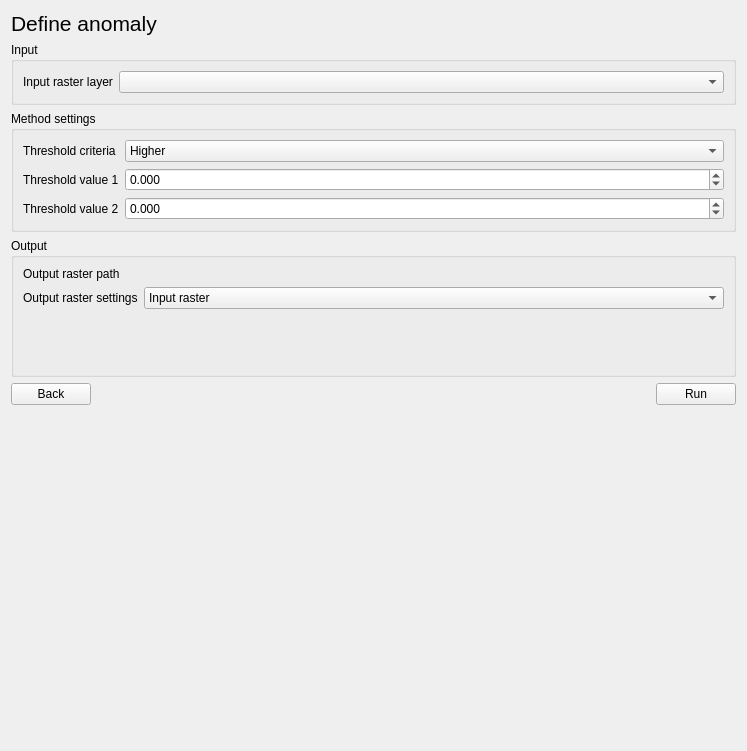
Qt form eis_qgis_plugin/resources/ui/mineral_proxies/proxy_workflow3_define_anomaly.ui (GispoCoding/eis_qgis_plugin) before a commit.
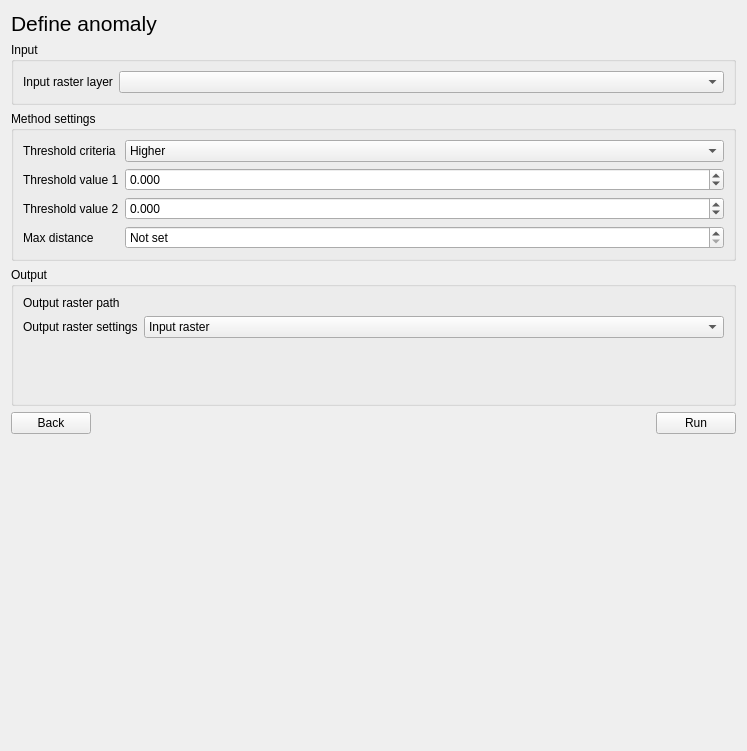
The same form after that commit. Custom widgets are drawn as their Qt base class.

Commit message: Add max distance parameter to distance computation and distance to anomaly

What changed in the file:
```diff
--- a/eis_qgis_plugin/resources/ui/mineral_proxies/proxy_workflow3_define_anomaly.ui
+++ b/eis_qgis_plugin/resources/ui/mineral_proxies/proxy_workflow3_define_anomaly.ui
@@ -122,6 +122,26 @@
         </item>
        </widget>
       </item>
+      <item row="3" column="0">
+       <widget class="QLabel" name="label">
+        <property name="text">
+         <string>Max distance</string>
+        </property>
+       </widget>
+      </item>
+      <item row="3" column="1">
+       <widget class="QgsDoubleSpinBox" name="max_distance">
+        <property name="specialValueText">
+         <string>Not set</string>
+        </property>
+        <property name="decimals">
+         <number>3</number>
+        </property>
+        <property name="maximum">
+         <double>99999.000000000000000</double>
+        </property>
+       </widget>
+      </item>
      </layout>
     </widget>
    </item>
```
The commit also changes 5 other files.
